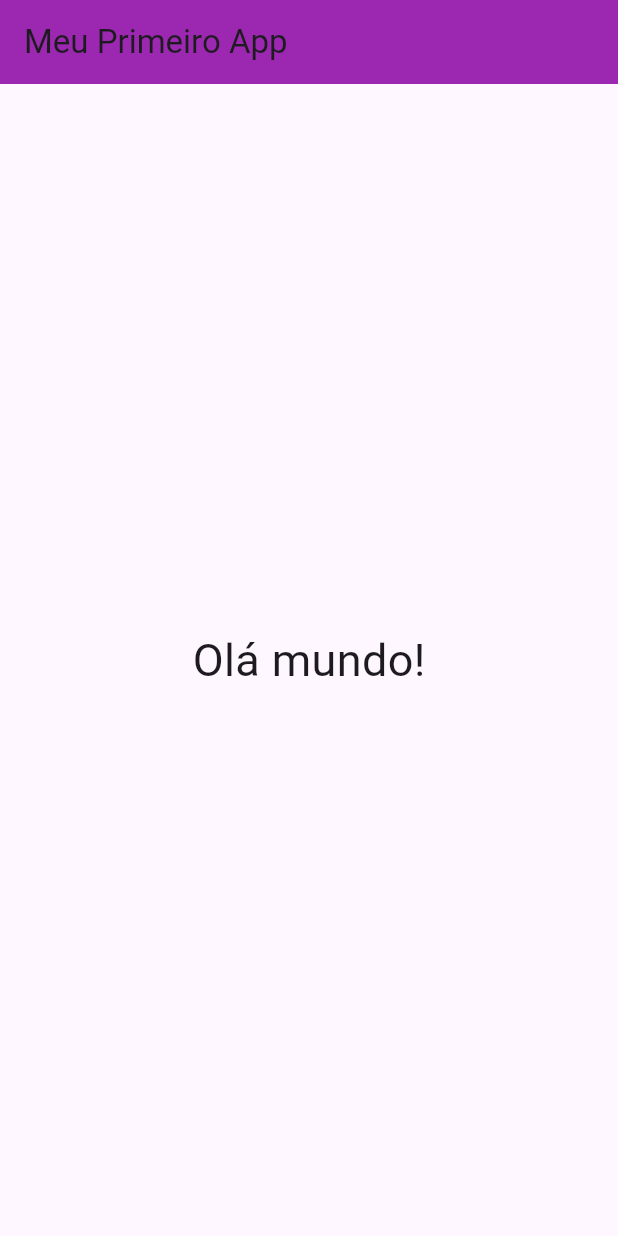
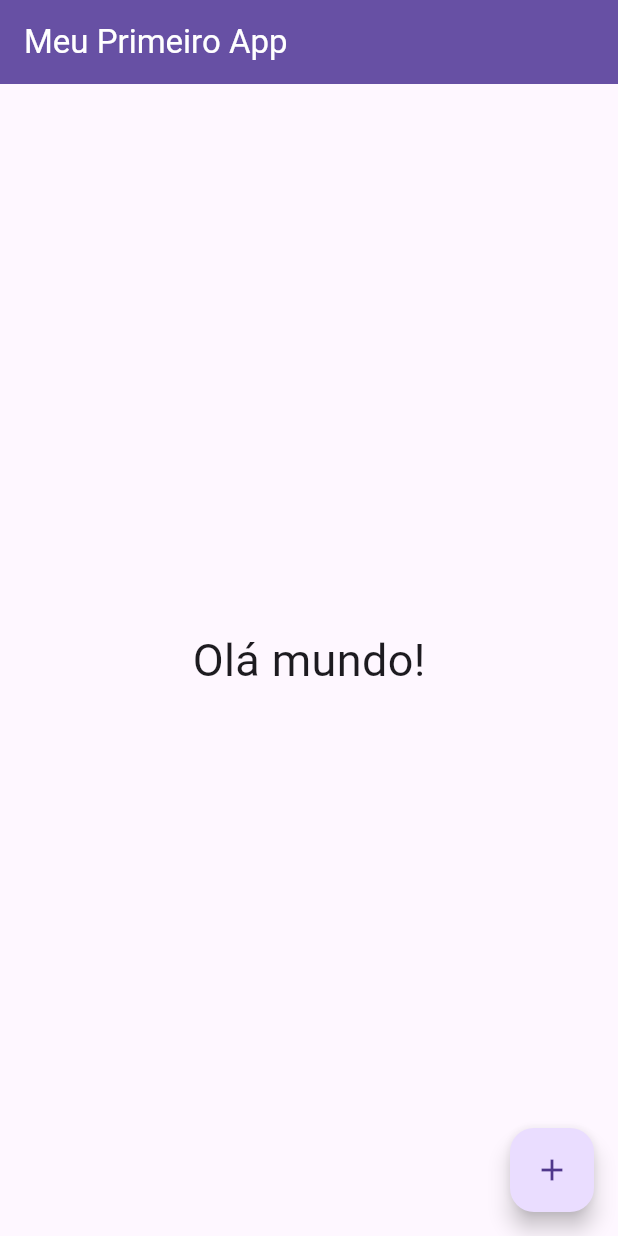
Before and after one commit to mariamandafm/DIM0524-DDM-20242-fork, a Flutter app: the screen it shows after launch, on a phone screen of 412 x 824 dp. Run offline on Flutter 3.47's test engine with Material 3 defaults, Android fonts, the light colour scheme and no system bars.

Commit message:
widget tutorial home

```diff
--- /dev/null
+++ b/f01_hello_world/lib/TutorialHome.dart
@@ -0,0 +1,26 @@
+import 'package:flutter/material.dart';
+
+class TutorialHome extends StatelessWidget {
+  const TutorialHome({super.key});
+
+  @override
+  Widget build(BuildContext context) {
+    return Scaffold(
+      appBar: AppBar(
+        title: const Text('Meu Primeiro App', style: TextStyle(color: Colors.white),),
+        backgroundColor: ThemeData().primaryColor,
+      ),
+      body: const Center(
+        child: Text(
+          'Olá mundo!',
+          style: TextStyle(fontSize: 30),
+        ),
+      ),
+      floatingActionButton: const FloatingActionButton(
+        tooltip: 'Add', // tecnologias assistivas
+        onPressed: null,
+        child: Icon(Icons.add),
+      ),
+    );
+  }
+}
```
Also changed, not shown: f01_hello_world/lib/main.dart (+2 -13 lines).
